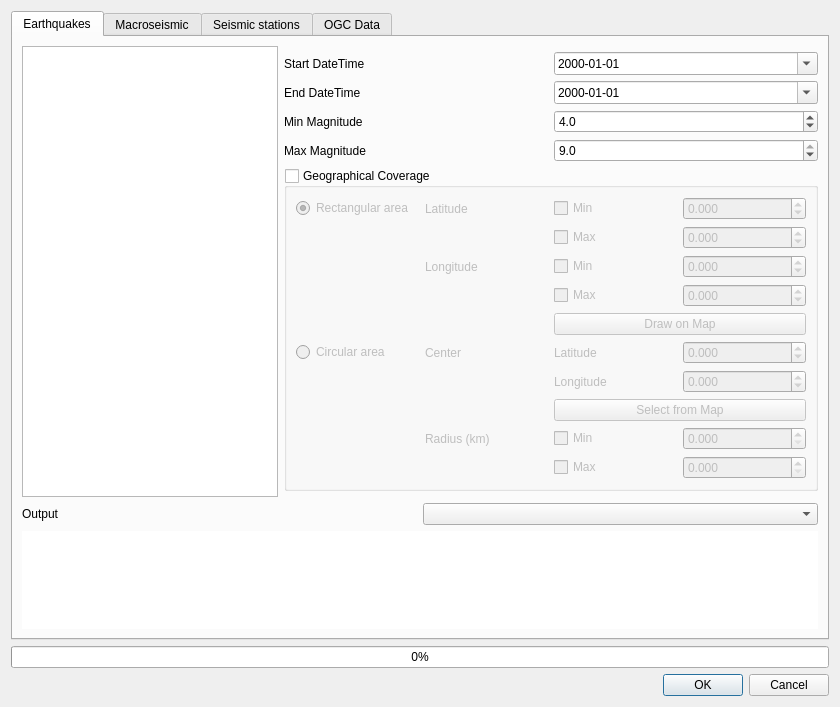
Qt form qquake/qquake_dialog_base.ui (INGV/qquake) before a commit.
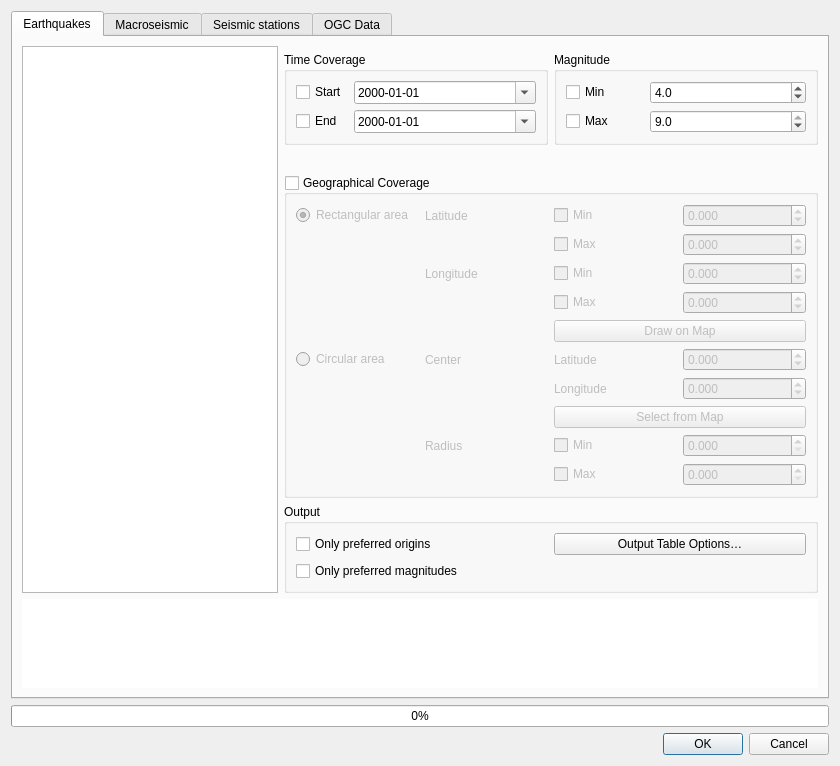
The same form after that commit. Custom widgets are drawn as their Qt base class.

```diff
--- a/qquake/qquake_dialog_base.ui
+++ b/qquake/qquake_dialog_base.ui
@@ -7,21 +7,14 @@
     <x>0</x>
     <y>0</y>
     <width>840</width>
-    <height>707</height>
+    <height>766</height>
    </rect>
   </property>
   <property name="windowTitle">
    <string>QQuake</string>
   </property>
-  <layout class="QGridLayout" name="gridLayout_3">
-   <item row="1" column="0">
-    <widget class="QProgressBar" name="progressBar">
-     <property name="value">
-      <number>0</number>
-     </property>
-    </widget>
-   </item>
-   <item row="0" column="0">
+  <layout class="QVBoxLayout" name="verticalLayout">
+   <item>
     <widget class="QTabWidget" name="fdsn_event_list_2">
      <property name="tabPosition">
       <enum>QTabWidget::North</enum>
@@ -40,7 +33,24 @@
        <string>Earthquakes</string>
       </attribute>
       <layout class="QGridLayout" name="gridLayout" columnstretch="0,1,1">
-       <item row="0" column="0" rowspan="7">
+       <item row="8" column="0" colspan="3">
+        <layout class="QGridLayout" name="gridLayout_5">
+         <property name="topMargin">
+          <number>0</number>
+         </property>
+         <item row="0" column="0" colspan="2">
+          <widget class="QTextBrowser" name="url_text_browser">
+           <property name="frameShape">
+            <enum>QFrame::NoFrame</enum>
+           </property>
+           <property name="openExternalLinks">
+            <bool>true</bool>
+           </property>
+          </widget>
+         </item>
+        </layout>
+       </item>
+       <item row="0" column="0" rowspan="8">
         <widget class="QListWidget" name="fdsn_event_list">
          <property name="minimumSize">
           <size>
@@ -56,47 +66,7 @@
          </property>
         </widget>
        </item>
-       <item row="4" column="1">
-        <widget class="QLabel" name="fdsn_event_max_magnitude_label">
-         <property name="text">
-          <string>Max Magnitude</string>
-         </property>
-        </widget>
-       </item>
-       <item row="4" column="2">
-        <widget class="QDoubleSpinBox" name="fdsn_event_max_magnitude">
-         <property name="decimals">
-          <number>1</number>
-         </property>
-         <property name="minimum">
-          <double>1.000000000000000</double>
-         </property>
-         <property name="maximum">
-          <double>9.000000000000000</double>
-         </property>
-         <property name="singleStep">
-          <double>0.500000000000000</double>
-         </property>
-         <property name="value">
-          <double>9.000000000000000</double>
-         </property>
-        </widget>
-       </item>
-       <item row="1" column="1">
-        <widget class="QLabel" name="fdsn_event_start_date_label">
-         <property name="text">
-          <string>Start DateTime</string>
-         </property>
-        </widget>
-       </item>
-       <item row="2" column="1">
-        <widget class="QLabel" name="fdsn_event_end_data_label">
-         <property name="text">
-          <string>End DateTime</string>
-         </property>
-        </widget>
-       </item>
-       <item row="5" column="1" colspan="2">
+       <item row="6" column="1" colspan="2">
         <widget class="QGroupBox" name="limit_extent_checkbox">
          <property name="title">
           <string>Geographical Coverage</string>
@@ -236,7 +206,7 @@
           <item row="9" column="1">
            <widget class="QLabel" name="label_circ_radius">
             <property name="text">
-             <string>Radius (km)</string>
+             <string>Radius</string>
             </property>
            </widget>
           </item>
@@ -342,7 +312,40 @@
          </layout>
         </widget>
        </item>
-       <item row="2" column="2">
+       <item row="1" column="1">
+        <widget class="QGroupBox" name="groupBox">
+         <property name="title">
+          <string>Time Coverage</string>
+         </property>
+         <layout class="QGridLayout" name="gridLayout_3" columnstretch="0,1">
+          <item row="0" column="0">
+           <widget class="QCheckBox" name="min_time_check">
+            <property name="text">
+             <string>Start</string>
+            </property>
+           </widget>
+          </item>
+          <item row="0" column="1">
+           <widget class="QDateTimeEdit" name="fdsn_event_start_date">
+            <property name="maximumDateTime">
+             <datetime>
+              <hour>23</hour>
+              <minute>59</minute>
+              <second>59</second>
+              <year>9999</year>
+              <month>12</month>
+              <day>31</day>
+             </datetime>
+            </property>
+            <property name="displayFormat">
+             <string>yyyy-MM-dd</string>
+            </property>
+            <property name="calendarPopup">
+             <bool>true</bool>
+            </property>
+           </widget>
+          </item>
+          <item row="1" column="1">
         <widget class="QDateTimeEdit" name="fdsn_event_end_date">
          <property name="minimumDate">
           <date>
@@ -359,7 +362,23 @@
          </property>
         </widget>
        </item>
-       <item row="3" column="2">
+          <item row="1" column="0">
+           <widget class="QCheckBox" name="max_time_check">
+            <property name="text">
+             <string>End</string>
+            </property>
+           </widget>
+          </item>
+         </layout>
+        </widget>
+       </item>
+       <item row="1" column="2">
+        <widget class="QGroupBox" name="groupBox_2">
+         <property name="title">
+          <string>Magnitude</string>
+         </property>
+         <layout class="QGridLayout" name="gridLayout_7" columnstretch="1,2">
+          <item row="0" column="1">
         <widget class="QDoubleSpinBox" name="fdsn_event_min_magnitude">
          <property name="decimals">
           <number>1</number>
@@ -378,59 +397,71 @@
          </property>
         </widget>
        </item>
-       <item row="1" column="2">
-        <widget class="QDateTimeEdit" name="fdsn_event_start_date">
-         <property name="maximumDateTime">
-          <datetime>
-           <hour>23</hour>
-           <minute>59</minute>
-           <second>59</second>
-           <year>9999</year>
-           <month>12</month>
-           <day>31</day>
-          </datetime>
-         </property>
-         <property name="displayFormat">
-          <string>yyyy-MM-dd</string>
-         </property>
-         <property name="calendarPopup">
-          <bool>true</bool>
-         </property>
-        </widget>
-       </item>
-       <item row="3" column="1">
-        <widget class="QLabel" name="fdsn_event_min_magnitude_label">
+          <item row="1" column="0">
+           <widget class="QCheckBox" name="max_mag_check">
          <property name="text">
-          <string>Min Magnitude</string>
+             <string>Max</string>
          </property>
         </widget>
        </item>
-       <item row="7" column="0" colspan="3">
-        <layout class="QGridLayout" name="gridLayout_5" columnminimumwidth="0,0">
-         <property name="topMargin">
-          <number>0</number>
-         </property>
          <item row="0" column="0">
-          <widget class="QLabel" name="label">
+           <widget class="QCheckBox" name="min_mag_check">
            <property name="text">
+             <string>Min</string>
+            </property>
+           </widget>
+          </item>
+          <item row="1" column="1">
+           <widget class="QDoubleSpinBox" name="fdsn_event_max_magnitude">
+            <property name="decimals">
+             <number>1</number>
+            </property>
+            <property name="minimum">
+             <double>1.000000000000000</double>
+            </property>
+            <property name="maximum">
+             <double>9.000000000000000</double>
+            </property>
+            <property name="singleStep">
+             <double>0.500000000000000</double>
+            </property>
+            <property name="value">
+             <double>9.000000000000000</double>
+            </property>
+           </widget>
+          </item>
+         </layout>
+        </widget>
+       </item>
+       <item row="7" column="1" colspan="2">
+        <widget class="QGroupBox" name="groupBox_3">
+         <property name="title">
             <string>Output</string>
            </property>
+         <layout class="QGridLayout" name="gridLayout_8">
+          <item row="1" column="0">
+           <widget class="QCheckBox" name="output_preferred_magnitudes_only_check">
+            <property name="text">
+             <string>Only preferred magnitudes</string>
+            </property>
+           </widget>
+          </item>
+          <item row="0" column="0">
+           <widget class="QCheckBox" name="output_preferred_origins_only_check">
+            <property name="text">
+             <string>Only preferred origins</string>
+            </property>
           </widget>
          </item>
          <item row="0" column="1">
-          <widget class="QComboBox" name="output_combo_box"/>
-         </item>
-         <item row="1" column="0" colspan="2">
-          <widget class="QTextBrowser" name="url_text_browser">
-           <property name="frameShape">
-            <enum>QFrame::NoFrame</enum>
-           </property>
-           <property name="openExternalLinks">
-            <bool>true</bool>
+           <widget class="QPushButton" name="output_table_options_button">
+            <property name="text">
+             <string>Output Table Options…</string>
            </property>
           </widget>
          </item>
         </layout>
+        </widget>
        </item>
       </layout>
      </widget>
@@ -632,7 +663,14 @@
      </widget>
     </widget>
    </item>
-   <item row="2" column="0">
+   <item>
+    <widget class="QProgressBar" name="progressBar">
+     <property name="value">
+      <number>0</number>
+     </property>
+    </widget>
+   </item>
+   <item>
     <widget class="QDialogButtonBox" name="button_box">
      <property name="orientation">
       <enum>Qt::Horizontal</enum>
```
Lines whose indentation alone changed are shown as unchanged.
